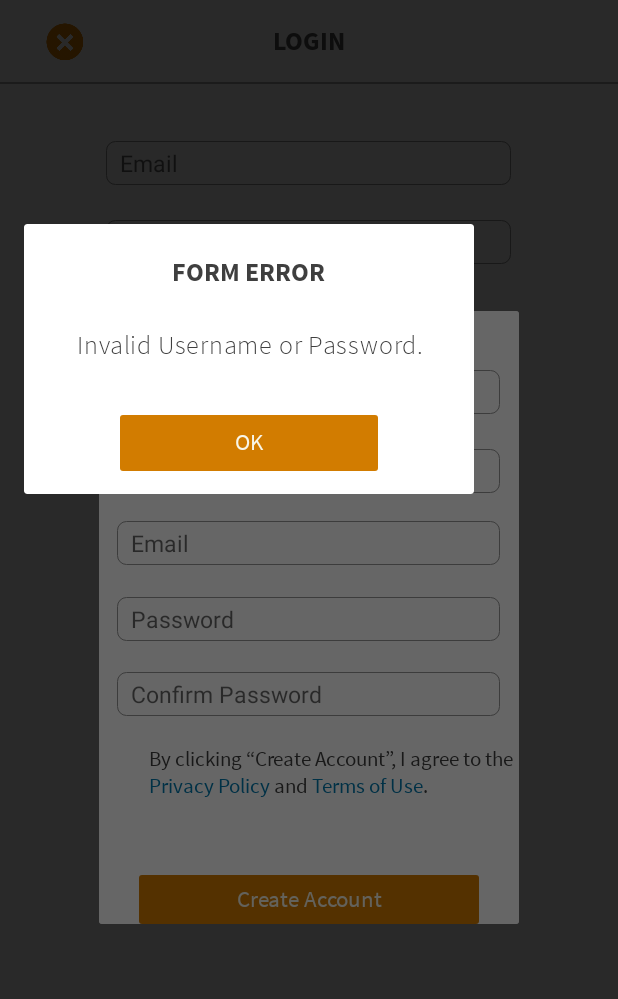
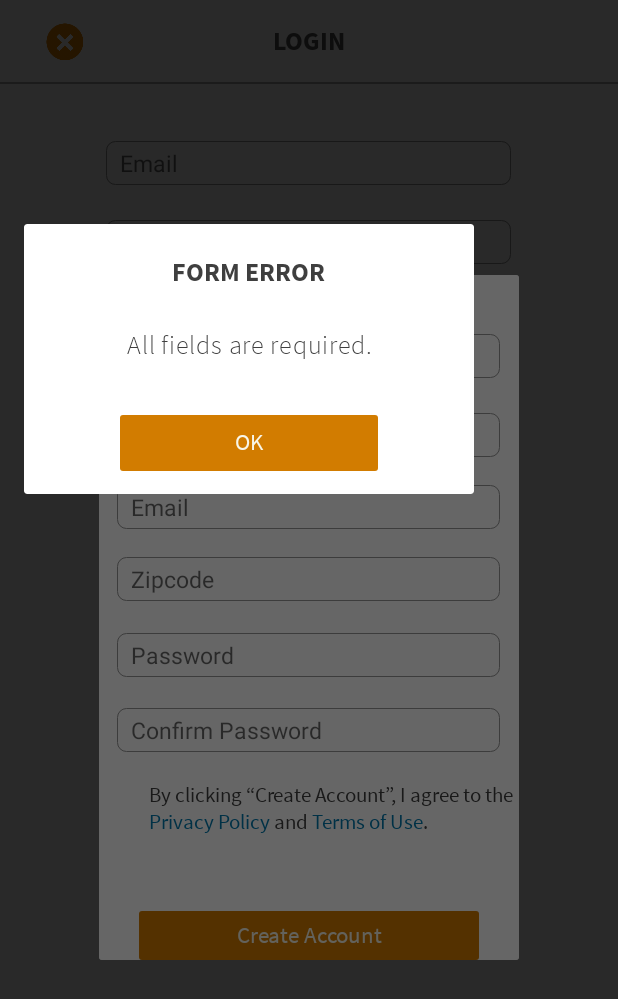
Before and after one commit to alex3-clearbridge/droid-settings, an Android app: the fragment CreateAccountFrag placed in its activity, after a tap on "Create Account", on a phone screen of 412 x 824 dp. Shown: the top 999 px of the screen. Run offline under Robolectric (Android 15) with nearby library versions, the phone set to English and light mode, and no system bars; plain views replace LoginDialog; 1 statement that could not run was skipped.

Commit message:
Modified location permissions request. Add "zipcode" field to CreateAccount functionality.

```diff
--- a/app/src/main/java/com/livingspaces/proshopper/fragments/CodeScanFrag.java
+++ b/app/src/main/java/com/livingspaces/proshopper/fragments/CodeScanFrag.java
@@ -321,6 +321,12 @@ public class CodeScanFrag extends BaseStackFrag implements BarcodeDialog.ICallba
     @Override
     public void onSubmit(final String input) {
         Log.d(TAG, "onSubmit: " + dialogBarcode.getInput());
+
+        if (dialogBarcode.getInput().length() == 20){
+            onBarcodeFound(dialogBarcode.getInput());
+            return;
+        }
+
         if (reqInProgress) return;
 
         reqInProgress = true;
--- a/app/src/main/java/com/livingspaces/proshopper/fragments/CreateAccountFrag.java
+++ b/app/src/main/java/com/livingspaces/proshopper/fragments/CreateAccountFrag.java
@@ -34,11 +34,11 @@ import com.livingspaces.proshopper.views.LSTextView;
  * Created by alexeyredchets on 2017-08-14.
  */
 
-public class CreateAccountFrag extends BaseStackFrag implements DialogFrag.ICallback{
+public class CreateAccountFrag extends BaseStackFrag implements DialogFrag.ICallback {
 
     private static final String TAG = CreateAccountFrag.class.getSimpleName();
 
-    private EditText ed_firstName, ed_lastName, ed_email, ed_pass, ed_confirmPass;
+    private EditText ed_firstName, ed_lastName, ed_email, ed_zip, ed_pass, ed_confirmPass;
     private LSTextView tv_terms, tv_createBtn;
     private DialogFrag mDialogFrag;
     private Bundle args;
@@ -62,6 +62,7 @@ public class CreateAccountFrag extends BaseStackFrag implements DialogFrag.ICall
         ed_firstName = (EditText)view.findViewById(R.id.ed_first_name);
         ed_lastName = (EditText)view.findViewById(R.id.ed_last_name);
         ed_email = (EditText)view.findViewById(R.id.ed_create_email);
+        ed_zip = (EditText)view.findViewById(R.id.ed_create_zip);
         ed_pass = (EditText)view.findViewById(R.id.ed_create_password);
         ed_confirmPass = (EditText)view.findViewById(R.id.ed_create_confirm_password);
         tv_terms = (LSTextView)view.findViewById(R.id.tv_privacy_terms);
@@ -80,9 +81,7 @@ public class CreateAccountFrag extends BaseStackFrag implements DialogFrag.ICall
 
         setupTerms();
 
-        tv_createBtn.setOnClickListener(new View.OnClickListener() {
-            @Override
-            public void onClick(View view) {
+        tv_createBtn.setOnClickListener(view1 -> {
             Log.d(TAG,"Create account clicked");
             if (!isConnectedToNetwork()){
                 showDialog("noNetwork");
@@ -91,9 +90,10 @@ public class CreateAccountFrag extends BaseStackFrag implements DialogFrag.ICall
             if (isEmpty(ed_firstName)
                     || isEmpty(ed_lastName)
                     || isEmpty(ed_email)
+                    || isEmpty(ed_zip)
                     || isEmpty(ed_pass)
                     || isEmpty(ed_confirmPass)){
-                    showDialog("empty");
+                showDialog("emptyField");
             }
             else if (!isValidEmail(ed_email)){
                 showDialog("notValid");
@@ -108,7 +108,6 @@ public class CreateAccountFrag extends BaseStackFrag implements DialogFrag.ICall
             else {
                 createAccountCall();
             }
-            }
         });
     }
 
@@ -117,6 +116,7 @@ public class CreateAccountFrag extends BaseStackFrag implements DialogFrag.ICall
         String fname = ed_firstName.getText().toString();
         String lname = ed_lastName.getText().toString();
         String email = ed_email.getText().toString();
+        String zip = ed_zip.getText().toString();
         String pass = ed_pass.getText().toString();
 
         if (isLoading) return;
@@ -125,7 +125,7 @@ public class CreateAccountFrag extends BaseStackFrag implements DialogFrag.ICall
         showDialog("loading");
 
         new Handler().postDelayed(() -> {
-            Network.makeCreateAccREQ(fname, lname, email, pass, new IRequestCallback.Message() {
+            Network.makeCreateAccREQ(fname, lname, email, zip, pass, new IRequestCallback.Message() {
 
                 @Override
                 public void onSuccess(MessageResponse response) {
@@ -146,35 +146,6 @@ public class CreateAccountFrag extends BaseStackFrag implements DialogFrag.ICall
             }
         });
         }, 1000);
-        /*new Handler().postDelayed(() -> {
-            NetworkManager.makeCreateAccREQ(fname, lname, email, pass, confPass, new IREQCallback() {
-                @Override
-                public void onRSPSuccess(String rsp) {
-                    Log.d(TAG, "onRSPSuccess");
-
-                    Log.d(TAG, "RESPONSE :: " + rsp);
-
-                    if (rsp.contains("User account Created Successfully")){
-                        tokenRequest();
-                    }
-                    else onRSPFail();
-                }
-
-                @Override
-                public void onRSPFail() {
-                    Log.d(TAG, "onRSPFail");
-                    onOk();
-                    new Handler().postDelayed(() -> {
-                        showDialog("createFailed");
-                    }, 500);
-                }
-
-                @Override
-                public String getURL() {
-                    return Services.API.CreateAccount.get();
-                }
-            });
-        }, 1000);*/
     }
 
     private void tokenRequest(){
@@ -207,41 +178,6 @@ public class CreateAccountFrag extends BaseStackFrag implements DialogFrag.ICall
                 }, 500);
             }
         });
-        /*NetworkManager.makeLoginREQ(ed_email.getText().toString(), ed_pass.getText().toString(), new IREQCallback() {
-            @Override
-            public void onRSPSuccess(String rsp) {
-                Log.d(TAG, "onRSPSuccess");
-
-                onOk();
-                if (rsp.contains("access_token")){
-                    Token token = new Token(rsp);
-                    Global.Prefs.editToken(token.access_token, token.refresh_token, token.userName);
-                    isCreatedAndLogged = true;
-                    new Handler().postDelayed(() -> {
-                        showDialog("createSuccess");
-                    }, 500);
-                }
-                else {
-                    new Handler().postDelayed(() -> {
-                        showDialog("createFailed");
-                    }, 500);
-                }
-            }
-
-            @Override
-            public void onRSPFail() {
-                Log.d(TAG, "onRSPFail");
-                onOk();
-                new Handler().postDelayed(() -> {
-                    showDialog("notInSystem");
-                }, 500);
-            }
-
-            @Override
-            public String getURL() {
-                return Services.API.Token.get();
-            }
-        });*/
     }
 
     private void showDialog(String choice){
--- a/app/src/main/java/com/livingspaces/proshopper/fragments/DialogFrag.java
+++ b/app/src/main/java/com/livingspaces/proshopper/fragments/DialogFrag.java
@@ -107,6 +107,11 @@ public class DialogFrag extends DialogFragment {
                 tv_header.setText(R.string.form_error_head);
                 tv_text.setText(R.string.form_error_txt);
                 break;
+            case "emptyField":
+                Log.d(TAG, choice);
+                tv_header.setText(R.string.form_error_head);
+                tv_text.setText(R.string.form_empty_error_txt);
+                break;
             case "notValid":
                 Log.d(TAG, choice);
                 tv_header.setText(R.string.inv_email_head);
--- a/app/src/main/java/com/livingspaces/proshopper/networking/EndPoint.java
+++ b/app/src/main/java/com/livingspaces/proshopper/networking/EndPoint.java
@@ -42,6 +42,7 @@ public interface EndPoint {
             @Query("firstName") String firstName,
             @Query("lastName") String lastName,
             @Query("emailAddress") String email,
+            @Query("zipcode") String zip,
             @Query("password") String pass,
             @Query("confirmPass") String repass,
             @Query("wantsNews") boolean news
--- a/app/src/main/java/com/livingspaces/proshopper/networking/Network.java
+++ b/app/src/main/java/com/livingspaces/proshopper/networking/Network.java
@@ -66,10 +66,11 @@ public class Network {
     public static void makeCreateAccREQ(String fname,
                                         String lname,
                                         String email,
+                                        String zip,
                                         String pass,
                                         IRequestCallback.Message cb){
         if (mNetwork == null) return;
-        mNetwork.sendCreateAccREQ(fname, lname, email, pass, cb);
+        mNetwork.sendCreateAccREQ(fname, lname, email, zip, pass, cb);
     }
 
     public static void makeResetPassREQ(String email, IRequestCallback.Message cb){
@@ -156,10 +157,11 @@ public class Network {
     private void sendCreateAccREQ(String fname,
                                   String lname,
                                   String email,
+                                  String zip,
                                   String pass,
                                   IRequestCallback.Message cb){
         Log.d(TAG, "sendCreateAccREQ: ");
-        Call<MessageResponse> crAcc = mApiService.createAccount(fname, lname, email, pass, pass, false);
+        Call<MessageResponse> crAcc = mApiService.createAccount(fname, lname, email, zip, pass, pass, false);
         crAcc.enqueue(new Callback<MessageResponse>() {
             @Override
             public void onResponse(Call<MessageResponse> call, Response<MessageResponse> response) {
--- a/app/src/main/res/layout/fragment_create_account.xml
+++ b/app/src/main/res/layout/fragment_create_account.xml
@@ -39,6 +39,17 @@
         android:layout_gravity="center"
         android:inputType="textEmailAddress"
         android:hint="Email"
+        android:background="@drawable/edit_text_box_login"
+        style="@style/LoginEditText"/>
+
+    <EditText
+        android:id="@+id/ed_create_zip"
+        android:layout_width="255dp"
+        android:layout_height="29dp"
+        android:layout_marginTop="18.5dp"
+        android:layout_gravity="center"
+        android:inputType="number"
+        android:hint="Zipcode"
         android:background="@drawable/edit_text_box_login"
         style="@style/LoginEditText"/>
 
--- a/app/src/main/res/values/strings.xml
+++ b/app/src/main/res/values/strings.xml
@@ -40,6 +40,7 @@
     <!--Dialog messages-->
     <string name="form_error_head">Form Error</string>
     <string name="form_error_txt">Invalid Username or Password.</string>
+    <string name="form_empty_error_txt">All fields are required.</string>
     <string name="inv_email_head">Invalid Email</string>
     <string name="inv_email_txt">Please enter a valid email address.</string>
     <string name="pass_error_head">Password Error</string>
```
Also changed, not shown: app/src/main/java/com/livingspaces/proshopper/MainActivity.java (+17 -21 lines). Lines whose indentation alone changed are shown as unchanged.
